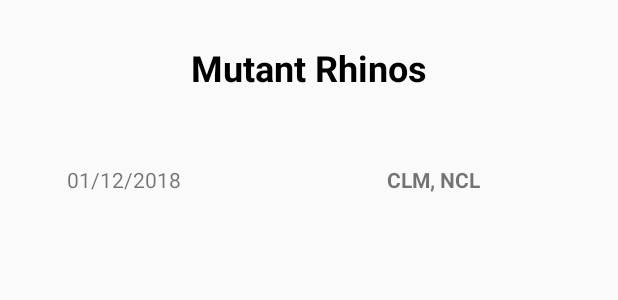
After one commit to prashantalhat1406/TZLC11, an Android app: the layout fixturelistitem.xml on its own in the app's theme, with its tools: preview values and no code run, on a phone screen of 412 x 824 dp. The commit adds this screen. Shown: the top 300 px of the screen. Run offline under Robolectric (Android 15) with nearby library versions, the phone set to English and light mode, and no system bars.

Commit message:
minor fix

```diff
--- a/app/src/main/java/com/kfandra/tzlc/tzlc/tzlc_match_details_stats.java
+++ b/app/src/main/java/com/kfandra/tzlc/tzlc/tzlc_match_details_stats.java
@@ -43,12 +43,14 @@ public class tzlc_match_details_stats extends Fragment {
         LinearLayout h1 = rootView.findViewById(R.id.statH1);
         LinearLayout h2 = rootView.findViewById(R.id.layoutStats);
         LinearLayout h3 = rootView.findViewById(R.id.layoutGoals);
+        LinearLayout lp = rootView.findViewById(R.id.layoutPossessionStats);
         if (stat.getHome_Score() == -1)
         {
             noStats.setVisibility(View.VISIBLE);
             h1.setVisibility(View.GONE);
             h2.setVisibility(View.GONE);
             h3.setVisibility(View.GONE);
+            lp.setVisibility(View.GONE);
         }
 
         Match match = datasource.getMatch(match_details.getMatchID());
--- a/app/src/main/res/layout/activity_tzlc_match_display.xml
+++ b/app/src/main/res/layout/activity_tzlc_match_display.xml
@@ -15,7 +15,7 @@
             android:id="@+id/toolbar"
             android:layout_width="match_parent"
             android:layout_height="?attr/actionBarSize"
-            android:background="?attr/colorPrimary"
+            android:background="#6200EE"
             app:popupTheme="@style/AppTheme.PopupOverlay" />
 
     </android.support.design.widget.AppBarLayout>
--- /dev/null
+++ b/app/src/main/res/layout/fixturelistitem.xml
@@ -0,0 +1,38 @@
+<?xml version="1.0" encoding="utf-8"?>
+<LinearLayout android:orientation="horizontal"
+    xmlns:android="http://schemas.android.com/apk/res/android" android:layout_width="match_parent"
+    android:layout_height="150dp" android:descendantFocusability="blocksDescendants">
+
+    <LinearLayout
+        android:layout_width="match_parent"  android:layout_weight="0.15"
+        android:layout_height="match_parent" android:orientation="vertical">
+        <LinearLayout
+            android:layout_width="match_parent"
+            android:layout_height="match_parent" android:layout_weight="0.4">
+            <TextView android:id="@+id/fixtureName"
+                android:layout_width="match_parent" android:gravity="center" android:layout_weight="0.3" android:textSize="@dimen/listTopFont" android:textColor="@color/Black"
+                android:layout_height="match_parent" android:text="Mutant Rhinos" android:textStyle="bold"/>
+        </LinearLayout>
+
+        <LinearLayout
+            android:layout_width="match_parent" android:orientation="horizontal"
+            android:layout_height="match_parent" android:layout_weight="0.6">
+            <LinearLayout
+                android:layout_width="match_parent" android:layout_weight="0.6"
+                android:layout_height="match_parent" android:orientation="vertical">
+                <TextView android:id="@+id/fixtureDisplayDate"
+                    android:layout_width="match_parent" android:gravity="center" android:layout_weight="0.4" android:textSize="@dimen/listThirdLine"
+                    android:layout_height="match_parent" android:text="01/12/2018" android:layout_gravity="center_horizontal" />
+            </LinearLayout>
+            <LinearLayout
+                android:layout_width="match_parent" android:orientation="vertical" android:layout_weight="0.4"
+                android:layout_height="match_parent">
+                <TextView android:id="@+id/fixtureDisplayType"
+                    android:layout_width="match_parent" android:gravity="center" android:layout_weight="0.5" android:textSize="@dimen/listThirdLine"
+                    android:layout_height="match_parent" android:text="CLM, NCL" android:textStyle="bold"/>
+            </LinearLayout>
+        </LinearLayout>
+    </LinearLayout>
+
+
+</LinearLayout>
--- a/app/src/main/res/layout/fragment_tzlc_match_details_stats.xml
+++ b/app/src/main/res/layout/fragment_tzlc_match_details_stats.xml
@@ -7,7 +7,7 @@
     tools:context=".tzlc_match_details_stats">
 
     <TextView android:id="@+id/txtNoStats"  android:text="No Stats available" android:textSize="24dp" android:textStyle="bold"
-        android:layout_width="wrap_content" android:visibility="gone"
+        android:layout_width="wrap_content" android:visibility="gone" android:gravity="center"
             android:layout_height="wrap_content" />
 
 
@@ -127,7 +127,7 @@
         android:background="@android:color/darker_gray"/>
 
     <LinearLayout  android:layout_weight="0.7"
-        android:layout_width="match_parent" android:orientation="vertical" android:id="@+id/layoutPossession"
+        android:layout_width="match_parent" android:orientation="vertical" android:id="@+id/layoutPossessionStats"
         android:layout_height="match_parent" >
 
         <LinearLayout
```
